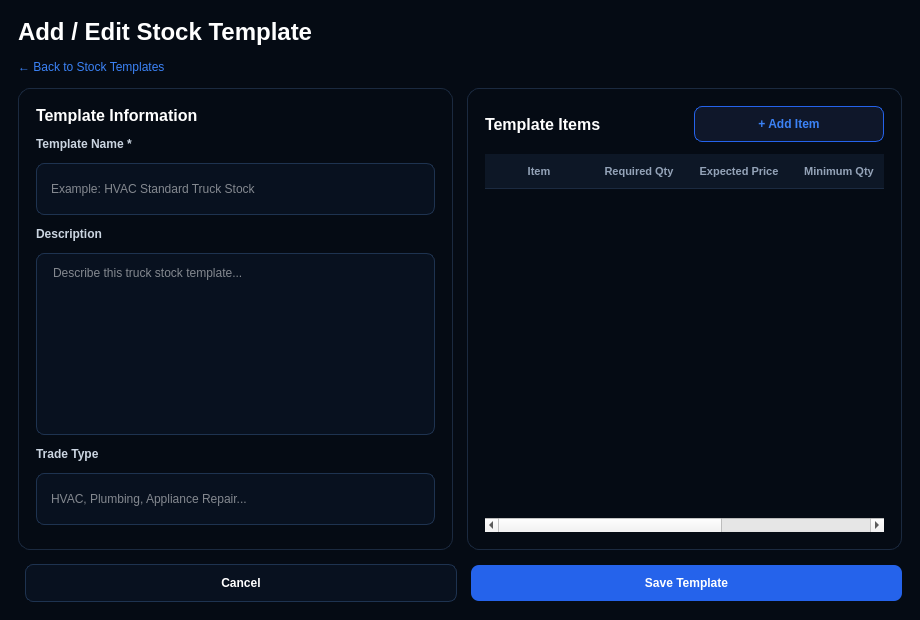
Above: InventoryQtApp/AddEditTemplateDialog.ui from Felipeact/InventoryQtApp before the change. Below: the same form after it.
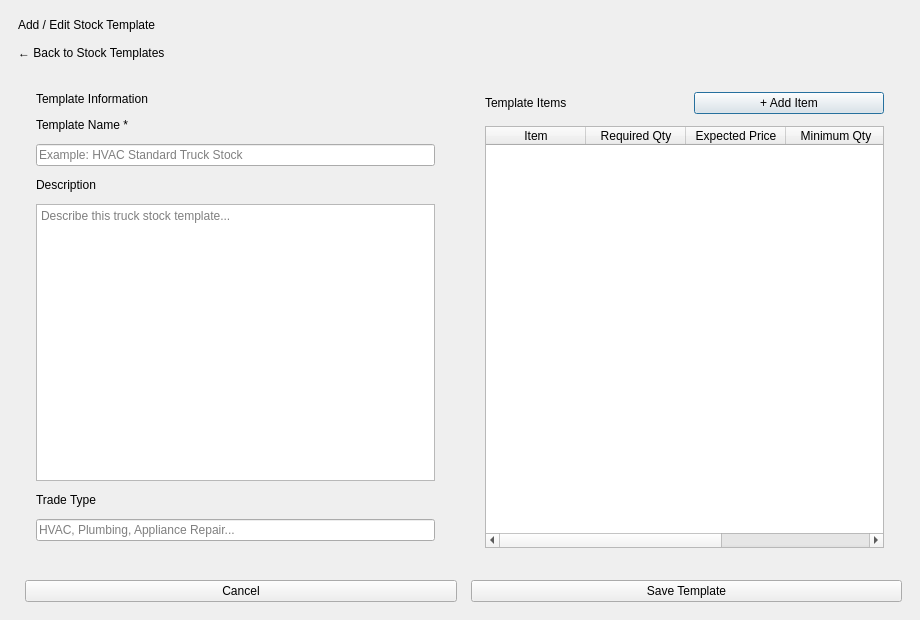
That is the form after the change.

Patch:
```diff
--- a/InventoryQtApp/AddEditTemplateDialog.ui
+++ b/InventoryQtApp/AddEditTemplateDialog.ui
@@ -17,139 +17,7 @@
 		</property>
 
 		<property name="styleSheet">
-			<string notr="true">
-				QDialog#AddEditTemplateDialogClass {
-				background-color: #050B14;
-				color: #FFFFFF;
-				font-family: "Segoe UI";
-				}
-
-				QLabel {
-				background: transparent;
-				color: white;
-				}
-
-				QLabel#dialogTitle {
-				font-size: 24px;
-				font-weight: 800;
-				}
-
-				QLabel#backLabel {
-				color: #3B82F6;
-				font-size: 12px;
-				}
-
-				QWidget#leftCard,
-				QWidget#rightCard {
-				background: qlineargradient(
-				x1:0, y1:0,
-				x2:1, y2:1,
-				stop:0 #0B1626,
-				stop:1 #091322
-				);
-				border: 1px solid #1B2A40;
-				border-radius: 12px;
-				}
-
-				QLabel#sectionTitle,
-				QLabel#sectionTitleItems {
-				font-size: 16px;
-				font-weight: 800;
-				}
-
-				QLabel#templateNameLabel,
-				QLabel#descriptionLabel,
-				QLabel#tradeTypeLabel {
-				color: #CBD5E1;
-				font-size: 12px;
-				font-weight: 600;
-				}
-
-				QLineEdit,
-				QPlainTextEdit {
-				background-color: #08111F;
-				border: 1px solid #1E3350;
-				border-radius: 8px;
-				color: white;
-				padding: 8px 12px;
-				min-height: 34px;
-				font-size: 12px;
-				}
-
-				QLineEdit:focus,
-				QPlainTextEdit:focus {
-				border: 1px solid #2563EB;
-				}
-
-				QPlainTextEdit {
-				min-height: 120px;
-				}
-
-				QPushButton#addItemButton {
-				background-color: #0F172A;
-				border: 1px solid #2563EB;
-				color: #3B82F6;
-				border-radius: 8px;
-				min-height: 34px;
-				font-weight: 700;
-				}
-
-				QPushButton#addItemButton:hover {
-				background-color: #102A5C;
-				}
-
-				QPushButton#cancelButton {
-				background-color: #08111F;
-				border: 1px solid #1E3350;
-				border-radius: 8px;
-				color: white;
-				min-height: 36px;
-				font-weight: 700;
-				}
-
-				QPushButton#saveButton {
-				background-color: #2563EB;
-				border: none;
-				border-radius: 8px;
-				color: white;
-				min-height: 36px;
-				font-weight: 800;
-				}
-
-				QPushButton#saveButton:hover {
-				background-color: #1D4ED8;
-				}
-
-				QTableWidget {
-				background-color: transparent;
-				border: none;
-				color: white;
-				gridline-color: transparent;
-				outline: none;
-				font-size: 12px;
-				}
-
-				QHeaderView::section {
-				background-color: #0D1726;
-				color: #94A3B8;
-				border: none;
-				border-bottom: 1px solid #1B2A40;
-				height: 34px;
-				padding-left: 8px;
-				font-size: 11px;
-				font-weight: 700;
-				}
-
-				QTableWidget::item {
-				border-bottom: 1px solid #122033;
-				padding-left: 8px;
-				height: 36px;
-				}
-
-				QTableWidget::item:selected {
-				background-color: #122033;
-				}
-			</string>
+			<string notr="true"/>
 		</property>
 
 		<layout class="QVBoxLayout" name="rootLayout">
```
